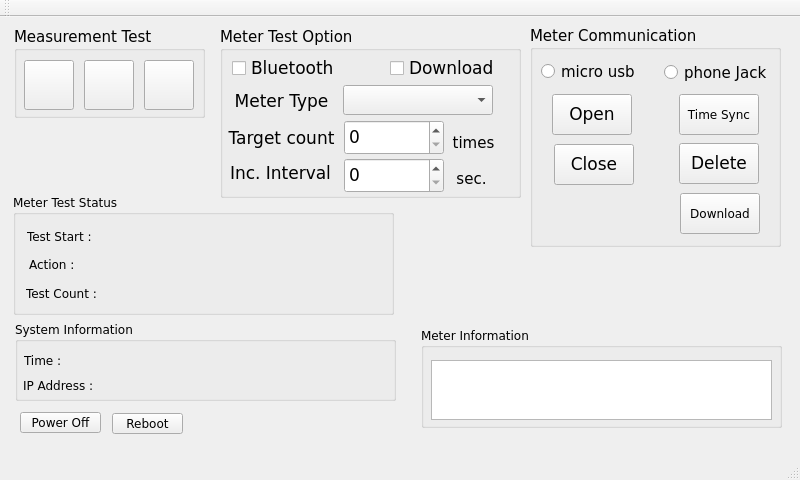
shnomad/Battery-Test, file mainwindow.ui: the form before one commit.
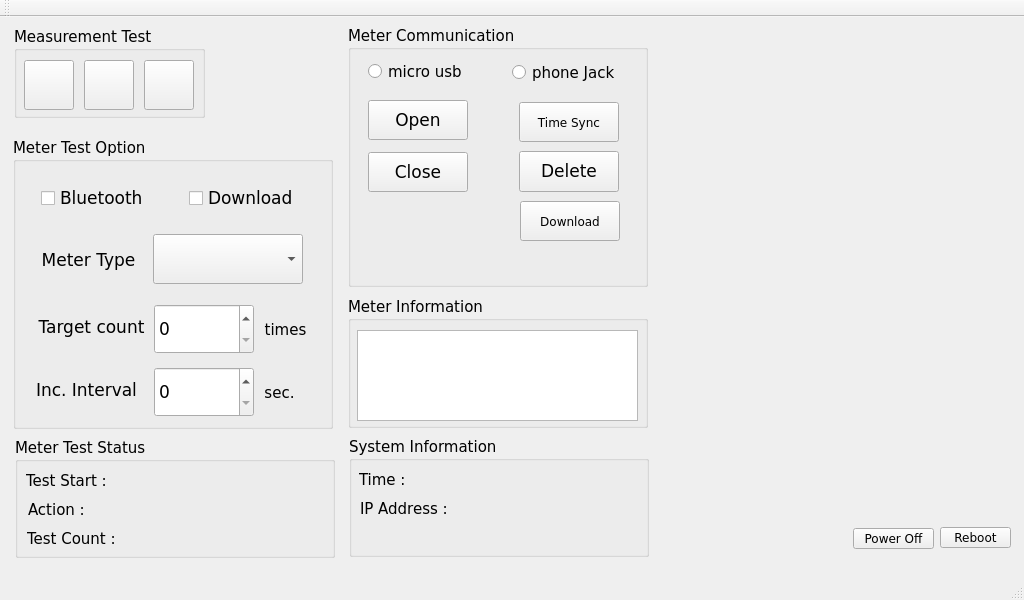
The form after the commit.

Diff of the .ui file:
```diff
--- a/mainwindow.ui
+++ b/mainwindow.ui
@@ -6,8 +6,8 @@
    <rect>
     <x>0</x>
     <y>0</y>
-    <width>800</width>
-    <height>480</height>
+    <width>1024</width>
+    <height>600</height>
    </rect>
   </property>
   <property name="font">
@@ -93,31 +93,13 @@
      </property>
     </widget>
    </widget>
-   <widget class="QLabel" name="build_date">
-    <property name="geometry">
-     <rect>
-      <x>431</x>
-      <y>415</y>
-      <width>291</width>
-      <height>16</height>
-     </rect>
-    </property>
-    <property name="font">
-     <font>
-      <pointsize>9</pointsize>
-     </font>
-    </property>
-    <property name="text">
-     <string/>
-    </property>
-   </widget>
    <widget class="QGroupBox" name="test_option">
     <property name="geometry">
      <rect>
-      <x>220</x>
-      <y>10</y>
-      <width>301</width>
-      <height>171</height>
+      <x>13</x>
+      <y>121</y>
+      <width>320</width>
+      <height>291</height>
      </rect>
     </property>
     <property name="font">
@@ -131,10 +113,10 @@
     <widget class="QSpinBox" name="times">
      <property name="geometry">
       <rect>
-       <x>124</x>
-       <y>93</y>
+       <x>141</x>
+       <y>166</y>
        <width>100</width>
-       <height>35</height>
+       <height>50</height>
       </rect>
      </property>
      <property name="font">
@@ -146,8 +128,8 @@
     <widget class="QLabel" name="capacity">
      <property name="geometry">
       <rect>
-       <x>6</x>
-       <y>96</y>
+       <x>23</x>
+       <y>174</y>
        <width>111</width>
        <height>31</height>
       </rect>
@@ -168,8 +150,8 @@
     <widget class="QLabel" name="interval">
      <property name="geometry">
       <rect>
-       <x>5</x>
-       <y>136</y>
+       <x>18</x>
+       <y>242</y>
        <width>111</width>
        <height>20</height>
       </rect>
@@ -189,10 +171,10 @@
     <widget class="QSpinBox" name="sec">
      <property name="geometry">
       <rect>
-       <x>124</x>
-       <y>131</y>
+       <x>141</x>
+       <y>229</y>
        <width>100</width>
-       <height>35</height>
+       <height>50</height>
       </rect>
      </property>
      <property name="font">
@@ -204,8 +186,8 @@
     <widget class="QLabel" name="label">
      <property name="geometry">
       <rect>
-       <x>228</x>
-       <y>107</y>
+       <x>247</x>
+       <y>183</y>
        <width>51</width>
        <height>17</height>
       </rect>
@@ -225,8 +207,8 @@
     <widget class="QLabel" name="label_2">
      <property name="geometry">
       <rect>
-       <x>231</x>
-       <y>143</y>
+       <x>246</x>
+       <y>246</y>
        <width>41</width>
        <height>17</height>
       </rect>
@@ -246,18 +228,18 @@
     <widget class="QComboBox" name="meter_type">
      <property name="geometry">
       <rect>
-       <x>123</x>
-       <y>58</y>
+       <x>140</x>
+       <y>96</y>
        <width>150</width>
-       <height>30</height>
+       <height>50</height>
       </rect>
      </property>
     </widget>
     <widget class="QLabel" name="capacity_2">
      <property name="geometry">
       <rect>
-       <x>6</x>
-       <y>59</y>
+       <x>20</x>
+       <y>107</y>
        <width>111</width>
        <height>31</height>
       </rect>
@@ -278,10 +260,10 @@
     <widget class="QCheckBox" name="bluetooth_sel">
      <property name="geometry">
       <rect>
-       <x>12</x>
-       <y>26</y>
+       <x>28</x>
+       <y>40</y>
        <width>141</width>
-       <height>31</height>
+       <height>40</height>
       </rect>
      </property>
      <property name="font">
@@ -297,10 +279,10 @@
     <widget class="QCheckBox" name="download_data_sel">
      <property name="geometry">
       <rect>
-       <x>170</x>
-       <y>26</y>
+       <x>176</x>
+       <y>40</y>
        <width>121</width>
-       <height>31</height>
+       <height>40</height>
       </rect>
      </property>
      <property name="font">
@@ -317,21 +299,29 @@
    <widget class="QGroupBox" name="groupBox">
     <property name="geometry">
      <rect>
-      <x>13</x>
-      <y>177</y>
-      <width>381</width>
-      <height>121</height>
+      <x>15</x>
+      <y>421</y>
+      <width>320</width>
+      <height>120</height>
      </rect>
     </property>
+    <property name="font">
+     <font>
+      <family>DejaVu Sans</family>
+      <pointsize>11</pointsize>
+      <weight>50</weight>
+      <bold>false</bold>
+     </font>
+    </property>
     <property name="title">
      <string>Meter Test Status</string>
     </property>
     <widget class="QLabel" name="test_start_time">
      <property name="geometry">
       <rect>
-       <x>14</x>
+       <x>11</x>
        <y>34</y>
-       <width>341</width>
+       <width>301</width>
        <height>17</height>
       </rect>
      </property>
@@ -342,9 +332,9 @@
     <widget class="QLabel" name="test_step">
      <property name="geometry">
       <rect>
-       <x>16</x>
-       <y>62</y>
-       <width>340</width>
+       <x>13</x>
+       <y>63</y>
+       <width>301</width>
        <height>17</height>
       </rect>
      </property>
@@ -355,9 +345,9 @@
     <widget class="QLabel" name="test_count">
      <property name="geometry">
       <rect>
-       <x>13</x>
-       <y>91</y>
-       <width>340</width>
+       <x>12</x>
+       <y>92</y>
+       <width>301</width>
        <height>17</height>
       </rect>
      </property>
@@ -369,8 +359,8 @@
    <widget class="QPushButton" name="quit">
     <property name="geometry">
      <rect>
-      <x>20</x>
-      <y>395</y>
+      <x>853</x>
+      <y>511</y>
       <width>81</width>
       <height>21</height>
      </rect>
@@ -387,22 +377,28 @@
    <widget class="QGroupBox" name="groupBox_4">
     <property name="geometry">
      <rect>
-      <x>421</x>
-      <y>310</y>
-      <width>361</width>
-      <height>101</height>
+      <x>348</x>
+      <y>280</y>
+      <width>300</width>
+      <height>131</height>
      </rect>
     </property>
+    <property name="font">
+     <font>
+      <family>DejaVu Sans</family>
+      <pointsize>11</pointsize>
+     </font>
+    </property>
     <property name="title">
      <string>Meter Information</string>
     </property>
     <widget class="QTextEdit" name="meter_info">
      <property name="geometry">
       <rect>
-       <x>10</x>
+       <x>9</x>
        <y>33</y>
-       <width>341</width>
-       <height>60</height>
+       <width>281</width>
+       <height>91</height>
       </rect>
      </property>
     </widget>
@@ -410,12 +406,18 @@
    <widget class="QLabel" name="system_time">
     <property name="geometry">
      <rect>
-      <x>24</x>
-      <y>333</y>
-      <width>340</width>
+      <x>359</x>
+      <y>453</y>
+      <width>281</width>
       <height>20</height>
      </rect>
     </property>
+    <property name="font">
+     <font>
+      <family>DejaVu Sans</family>
+      <pointsize>11</pointsize>
+     </font>
+    </property>
     <property name="text">
      <string>Time :</string>
     </property>
@@ -423,25 +425,50 @@
    <widget class="QGroupBox" name="groupBox_5">
     <property name="geometry">
      <rect>
-      <x>15</x>
-      <y>304</y>
-      <width>381</width>
-      <height>80</height>
+      <x>349</x>
+      <y>420</y>
+      <width>300</width>
+      <height>120</height>
      </rect>
     </property>
+    <property name="font">
+     <font>
+      <pointsize>11</pointsize>
+     </font>
+    </property>
     <property name="title">
      <string>System Information</string>
     </property>
+    <widget class="QLabel" name="build_date">
+     <property name="geometry">
+      <rect>
+       <x>14</x>
+       <y>88</y>
+       <width>271</width>
+       <height>20</height>
+      </rect>
+     </property>
+     <property name="text">
+      <string/>
+     </property>
+    </widget>
    </widget>
    <widget class="QLabel" name="ip_address">
     <property name="geometry">
      <rect>
-      <x>23</x>
-      <y>358</y>
-      <width>340</width>
+      <x>360</x>
+      <y>482</y>
+      <width>271</width>
       <height>20</height>
      </rect>
     </property>
+    <property name="font">
+     <font>
+      <pointsize>11</pointsize>
+      <weight>50</weight>
+      <bold>false</bold>
+     </font>
+    </property>
     <property name="text">
      <string>IP Address :</string>
     </property>
@@ -449,10 +476,10 @@
    <widget class="QGroupBox" name="groupBox_3">
     <property name="geometry">
      <rect>
-      <x>530</x>
+      <x>348</x>
       <y>9</y>
-      <width>251</width>
-      <height>221</height>
+      <width>300</width>
+      <height>261</height>
      </rect>
     </property>
     <property name="font">
@@ -466,10 +493,10 @@
     <widget class="QPushButton" name="device_open">
      <property name="geometry">
       <rect>
-       <x>22</x>
-       <y>68</y>
-       <width>80</width>
-       <height>41</height>
+       <x>20</x>
+       <y>74</y>
+       <width>100</width>
+       <height>40</height>
       </rect>
      </property>
      <property name="font">
@@ -485,10 +512,10 @@
     <widget class="QPushButton" name="device_close">
      <property name="geometry">
       <rect>
-       <x>24</x>
-       <y>118</y>
-       <width>80</width>
-       <height>41</height>
+       <x>20</x>
+       <y>126</y>
+       <width>100</width>
+       <height>40</height>
       </rect>
      </property>
      <property name="font">
@@ -504,7 +531,7 @@
     <widget class="QRadioButton" name="micro_usb">
      <property name="geometry">
       <rect>
-       <x>11</x>
+       <x>20</x>
        <y>34</y>
        <width>112</width>
        <height>23</height>
@@ -517,7 +544,7 @@
     <widget class="QRadioButton" name="phone_jack">
      <property name="geometry">
       <rect>
-       <x>134</x>
+       <x>164</x>
        <y>35</y>
        <width>112</width>
        <height>23</height>
@@ -530,9 +557,9 @@
     <widget class="QPushButton" name="mem_delete">
      <property name="geometry">
       <rect>
-       <x>149</x>
-       <y>117</y>
-       <width>80</width>
+       <x>171</x>
+       <y>125</y>
+       <width>100</width>
        <height>41</height>
       </rect>
      </property>
@@ -549,10 +576,10 @@
     <widget class="QPushButton" name="time_sync">
      <property name="geometry">
       <rect>
-       <x>149</x>
-       <y>68</y>
-       <width>80</width>
-       <height>41</height>
+       <x>171</x>
+       <y>76</y>
+       <width>100</width>
+       <height>40</height>
       </rect>
      </property>
      <property name="font">
@@ -568,10 +595,10 @@
     <widget class="QPushButton" name="download">
      <property name="geometry">
       <rect>
-       <x>150</x>
-       <y>167</y>
-       <width>80</width>
-       <height>41</height>
+       <x>172</x>
+       <y>175</y>
+       <width>100</width>
+       <height>40</height>
       </rect>
      </property>
      <property name="font">
@@ -587,8 +614,8 @@
    <widget class="QPushButton" name="reboot">
     <property name="geometry">
      <rect>
-      <x>112</x>
-      <y>396</y>
+      <x>940</x>
+      <y>510</y>
       <width>71</width>
       <height>21</height>
      </rect>
```
Left out of the diff: 3 changed lines with no effect on the pictures.
